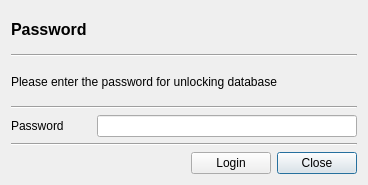
jykim74/CertMan, file CertMan/login_dlg.ui: the form before one commit.
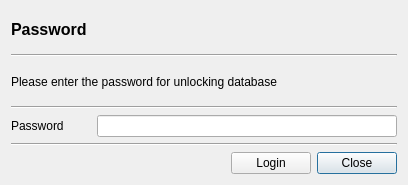
The form after the commit.

Commit message: UI 개선

The edit to the form file:
```diff
--- a/CertMan/login_dlg.ui
+++ b/CertMan/login_dlg.ui
@@ -6,7 +6,7 @@
    <rect>
     <x>0</x>
     <y>0</y>
-    <width>368</width>
+    <width>406</width>
     <height>185</height>
    </rect>
   </property>
@@ -67,7 +67,7 @@
       <widget class="QLineEdit" name="mPasswdText">
        <property name="minimumSize">
         <size>
-         <width>200</width>
+         <width>300</width>
          <height>0</height>
         </size>
        </property>
```
The commit also changes 3 other files.
